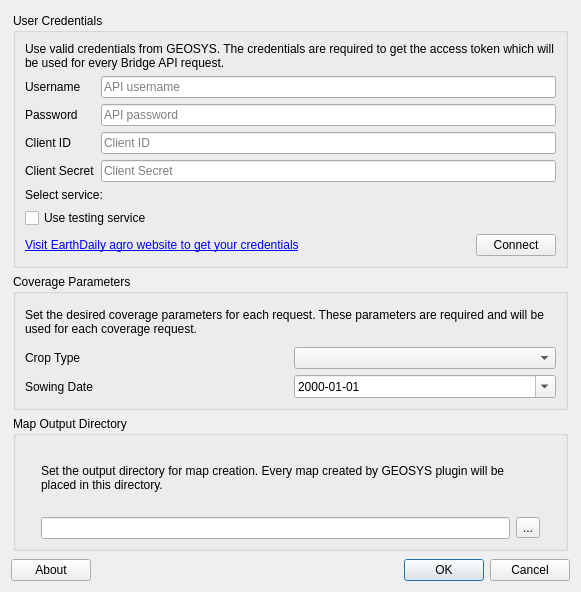
osundwajeff/qgis-plugin, file geosys/ui/templates/options_dialog_base.ui: the form before one commit.
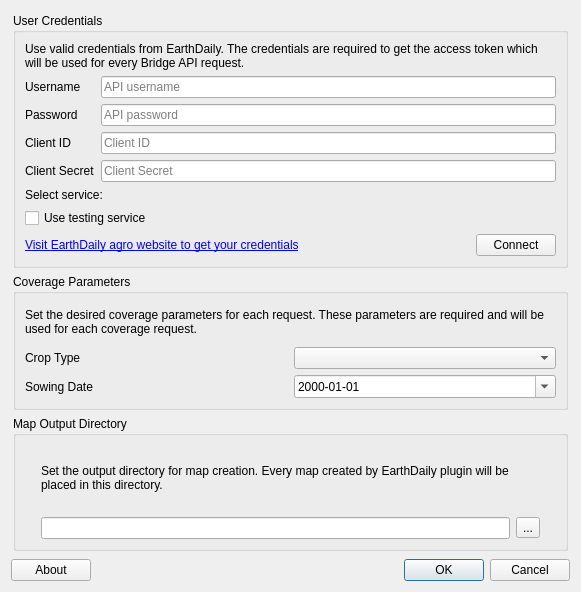
The form after the commit.

Commit message: Update EarthDaily plugin labels for output directory and credentials

Patch:
```diff
--- a/geosys/ui/templates/options_dialog_base.ui
+++ b/geosys/ui/templates/options_dialog_base.ui
@@ -112,7 +112,7 @@
           <item row="1" column="0">
            <widget class="QLabel" name="output_directory_label">
             <property name="text">
-             <string>Set the output directory for map creation. Every map created by GEOSYS plugin will be placed in this directory.</string>
+             <string>Set the output directory for map creation. Every map created by EarthDaily plugin will be placed in this directory.</string>
             </property>
             <property name="wordWrap">
              <bool>true</bool>
@@ -238,7 +238,7 @@
           <item row="0" column="0" colspan="2">
            <widget class="QLabel" name="credentials_label">
             <property name="text">
-             <string>Use valid credentials from GEOSYS. The credentials are required to get the access token which will be used for every Bridge API request.</string>
+             <string>Use valid credentials from EarthDaily. The credentials are required to get the access token which will be used for every Bridge API request.</string>
             </property>
             <property name="wordWrap">
              <bool>true</bool>
```
